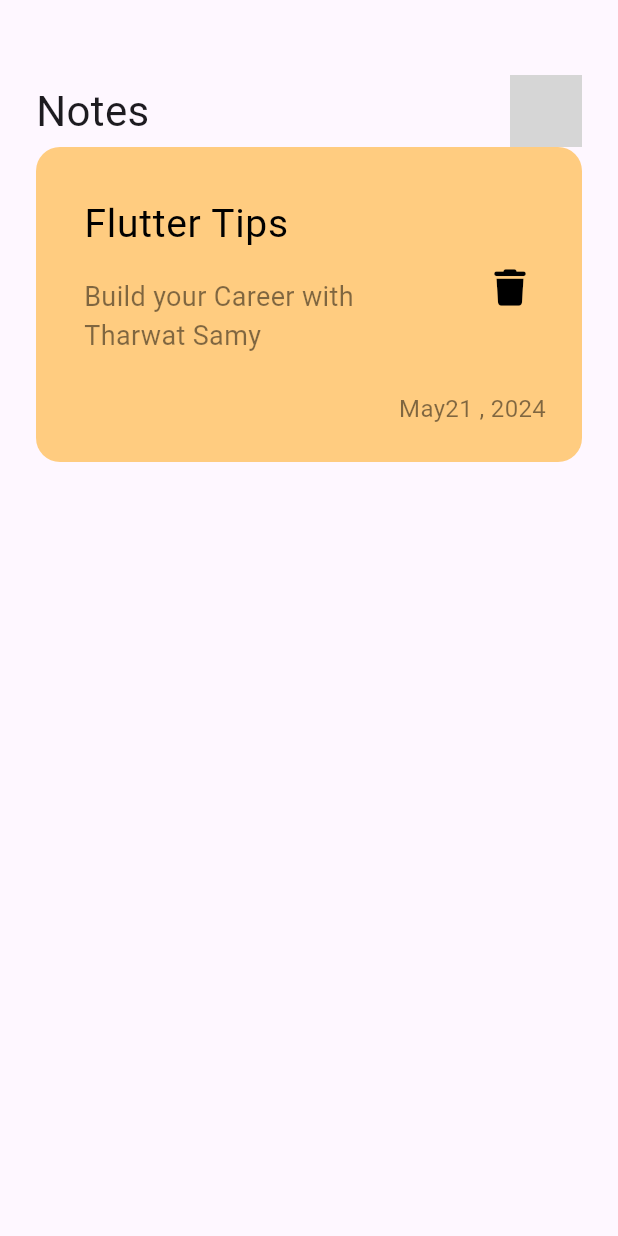
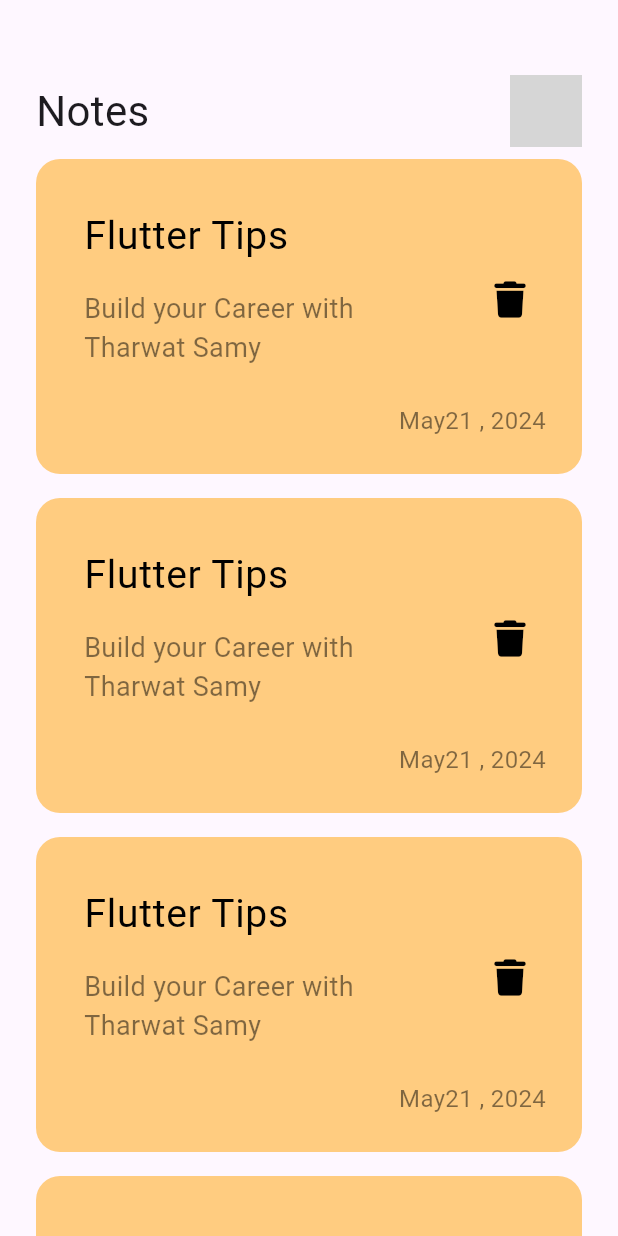
Before and after one commit to basmalahesham/notes_app, a Flutter app: the NotesView screen opened directly, on a phone screen of 412 x 824 dp. Run offline on Flutter 3.47's test engine with Material 3 defaults, Android fonts, the phone set to English and light mode, and no system bars; our stand-ins replace audioplayers, cloud_firestore, dio, firebase_auth, firebase_core, flutter_bloc and 2 more; accounts and stored records are empty; grey boxes are pictures that could not be loaded.

Commit message:
create notes list view

```diff
--- a/lib/notes_app/views/widgets/custom_notes_item.dart
+++ b/lib/notes_app/views/widgets/custom_notes_item.dart
@@ -9,14 +9,14 @@
     return Container(
       padding: const EdgeInsets.only(top: 24,bottom: 24,left: 16,),
       decoration: BoxDecoration(
-        color: Color(0xffFFCC80),
+        color: const Color(0xffFFCC80),
         borderRadius: BorderRadius.circular(16),
       ),
       child: Column(
         crossAxisAlignment: CrossAxisAlignment.end,
         children: [
           ListTile(
-            title: Text(
+            title: const Text(
               'Flutter Tips',
               style: TextStyle(
                 color: Colors.black,
@@ -35,7 +35,7 @@
             ),
             trailing: IconButton(
               onPressed: () {},
-              icon: Icon(
+              icon: const Icon(
                 FontAwesomeIcons.trash,
                 color: Colors.black,
                 size: 24,
--- /dev/null
+++ b/lib/notes_app/views/widgets/notes_list_view.dart
@@ -0,0 +1,17 @@
+import 'package:flutter/material.dart';
+
+import 'custom_notes_item.dart';
+
+class NotesListView extends StatelessWidget {
+  const NotesListView({super.key});
+
+  @override
+  Widget build(BuildContext context) {
+    return ListView.builder(
+      itemBuilder: (context, index) => const Padding(
+        padding: EdgeInsets.symmetric(vertical: 8.0),
+        child: NoteItem(),
+      ),
+    );
+  }
+}
--- a/lib/notes_app/views/widgets/notes_view_body.dart
+++ b/lib/notes_app/views/widgets/notes_view_body.dart
@@ -1,23 +1,23 @@
 import 'package:flutter/material.dart';
-import 'package:font_awesome_flutter/font_awesome_flutter.dart';
+import 'package:flutter/widgets.dart';
 
 import 'custom_app_bar.dart';
-import 'custom_notes_item.dart';
+import 'notes_list_view.dart';
 
 class NotesViewBody extends StatelessWidget {
   const NotesViewBody({super.key});
 
   @override
   Widget build(BuildContext context) {
-    return Padding(
-      padding: const EdgeInsets.symmetric(horizontal: 24.0),
-      child: const Column(
+    return const Padding(
+      padding: EdgeInsets.symmetric(horizontal: 24.0),
+      child: Column(
         children: [
           SizedBox(
             height: 50,
           ),
           CustomAppBar(),
-          NoteItem(),
+          Expanded(child: NotesListView()),
         ],
       ),
     );
```
